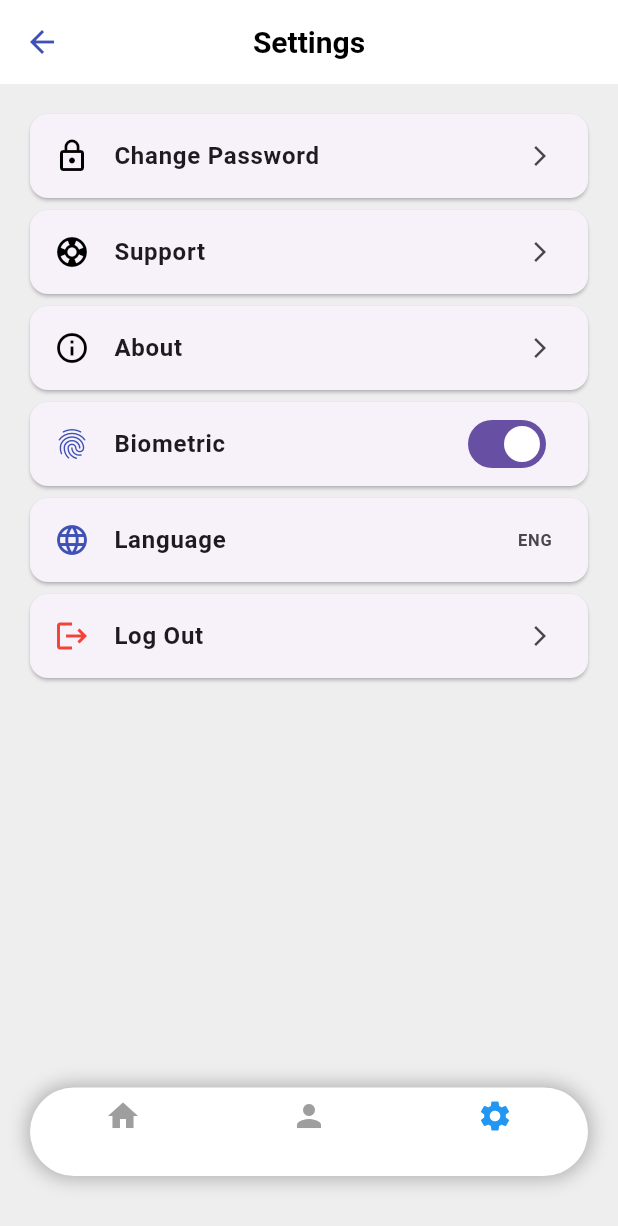
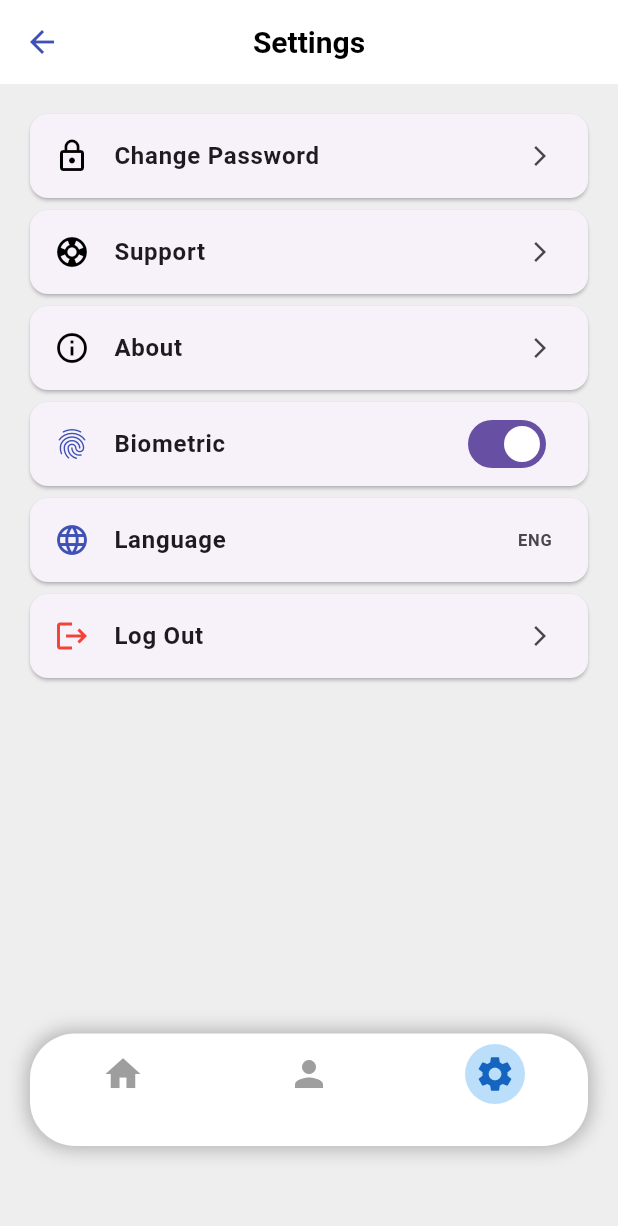
Before and after one commit to masbroamat/niise_mobile, a Flutter app: the SettingsPage screen opened by its route, on a phone screen of 412 x 824 dp. Shown: the top 1226 px of the screen. Run offline on Flutter 3.47's test engine with Material 3 defaults, Android fonts, the light colour scheme and no system bars; our stand-ins replace flutter_svg.

Commit message:
Update settings_page.dart

```diff
--- a/lib/pages/settings_page.dart
+++ b/lib/pages/settings_page.dart
@@ -47,7 +47,7 @@ class SettingsPageState extends State<SettingsPage> {
         ),
       ),
       bottomNavigationBar: Padding(
-        padding: const EdgeInsets.only(bottom: 40.0),// Add spacing from bottom
+        padding: const EdgeInsets.only(bottom: 60.0), // Add spacing from bottom
         child: Container(
           margin: const EdgeInsets.symmetric(horizontal: 20),
           decoration: BoxDecoration(
@@ -62,10 +62,19 @@ class SettingsPageState extends State<SettingsPage> {
             ],
           ),
           child: BottomNavigationBar(
-            items: const <BottomNavigationBarItem>[
-              BottomNavigationBarItem(icon: Icon(Icons.home), label: ''),
-              BottomNavigationBarItem(icon: Icon(Icons.person), label: ''),
-              BottomNavigationBarItem(icon: Icon(Icons.settings), label: ''),
+            items: [
+              BottomNavigationBarItem(
+                icon: _buildNavBarItem(Icons.home, isSelected: _selectedIndex == 0),
+                label: '',
+              ),
+              BottomNavigationBarItem(
+                icon: _buildNavBarItem(Icons.person, isSelected: _selectedIndex == 1),
+                label: '',
+              ),
+              BottomNavigationBarItem(
+                icon: _buildNavBarItem(Icons.settings, isSelected: _selectedIndex == 2),
+                label: '',
+              ),
             ],
             currentIndex: _selectedIndex,
             selectedItemColor: Colors.blue,
@@ -109,8 +118,6 @@ class SettingsPageState extends State<SettingsPage> {
     );
   }
 
-
-
   Widget _buildLanguageOption() {
     return Card(
       shape: RoundedRectangleBorder(borderRadius: BorderRadius.circular(12)),
@@ -122,4 +129,20 @@ class SettingsPageState extends State<SettingsPage> {
       ),
     );
   }
+
+  Widget _buildNavBarItem(IconData icon, {bool isSelected = false}) {
+    return Container(
+      width: 40,
+      height: 40,
+      decoration: BoxDecoration(
+        shape: BoxShape.circle,
+        color: isSelected ? Colors.blue.shade100 : Colors.transparent,
+      ),
+      child: Icon(
+        icon,
+        color: isSelected ? Colors.blue.shade800 : Colors.grey,
+        size: 28,
+      ),
+    );
+  }
 }
```
